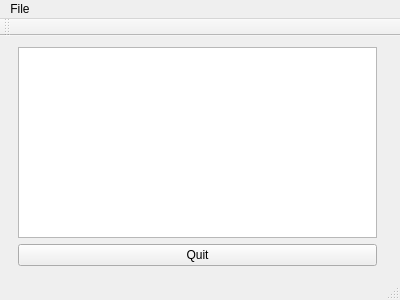
First picture: the form in notepad.ui, repository kaiko-www/notepad, before the edit.
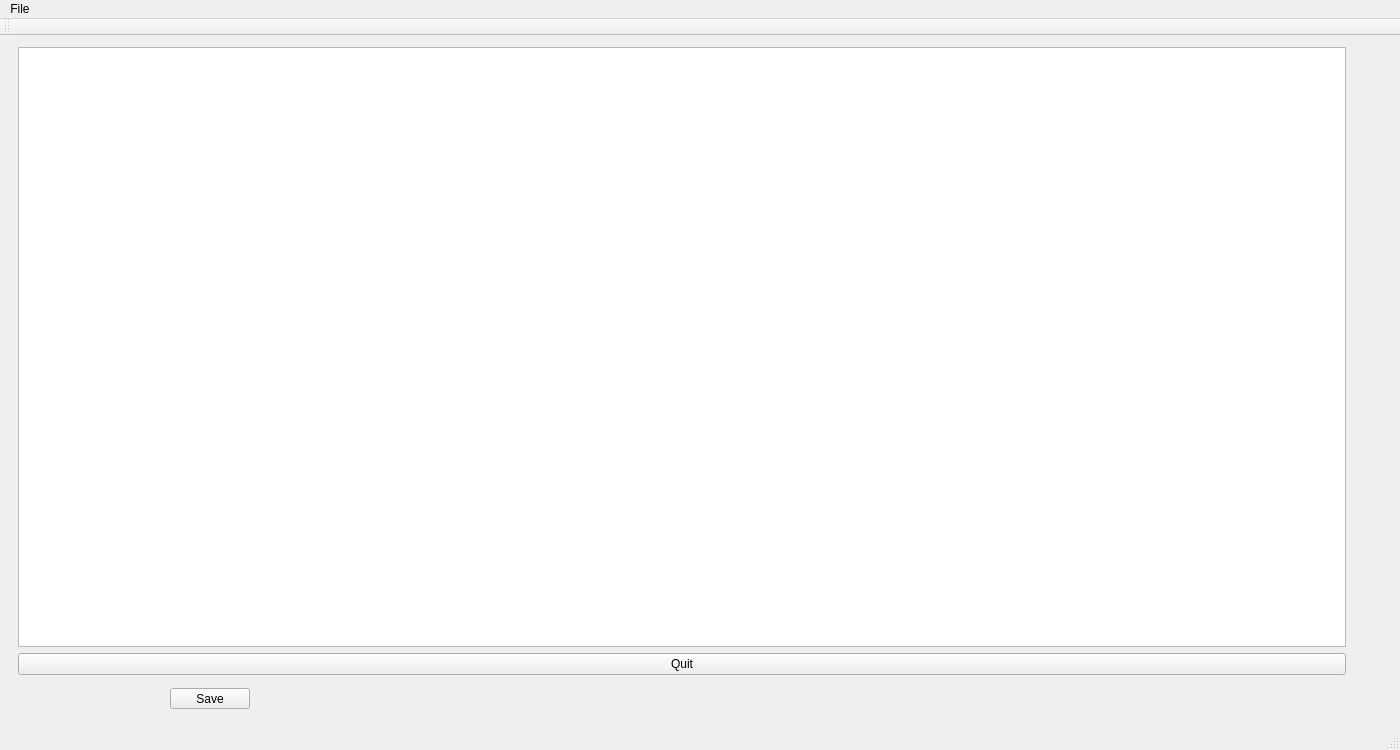
Second picture: the form after the edit.

The edit to the form file:
```diff
--- a/notepad.ui
+++ b/notepad.ui
@@ -6,21 +6,21 @@
    <rect>
     <x>0</x>
     <y>0</y>
-    <width>400</width>
-    <height>300</height>
+    <width>1400</width>
+    <height>750</height>
    </rect>
   </property>
   <property name="windowTitle">
    <string>notepad</string>
   </property>
   <widget class="QWidget" name="centralWidget">
-   <widget class="QWidget" name="">
+   <widget class="QWidget" name="layoutWidget">
     <property name="geometry">
      <rect>
       <x>7</x>
       <y>0</y>
-      <width>381</width>
-      <height>241</height>
+      <width>1350</width>
+      <height>650</height>
      </rect>
     </property>
     <layout class="QVBoxLayout" name="verticalLayout">
@@ -52,13 +52,29 @@
      </item>
     </layout>
    </widget>
+   <widget class="QPushButton" name="saveButton">
+    <property name="geometry">
+     <rect>
+      <x>170</x>
+      <y>652</y>
+      <width>80</width>
+      <height>21</height>
+     </rect>
+    </property>
+    <property name="text">
+     <string>Save</string>
+    </property>
+   </widget>
+   <zorder>layoutWidget</zorder>
+   <zorder>saveButton</zorder>
+   <zorder>textEdit</zorder>
   </widget>
   <widget class="QMenuBar" name="menuBar">
    <property name="geometry">
     <rect>
      <x>0</x>
      <y>0</y>
-     <width>400</width>
+     <width>1400</width>
      <height>20</height>
     </rect>
    </property>
```
Left out of the diff: 4 changed lines with no effect on the pictures.
